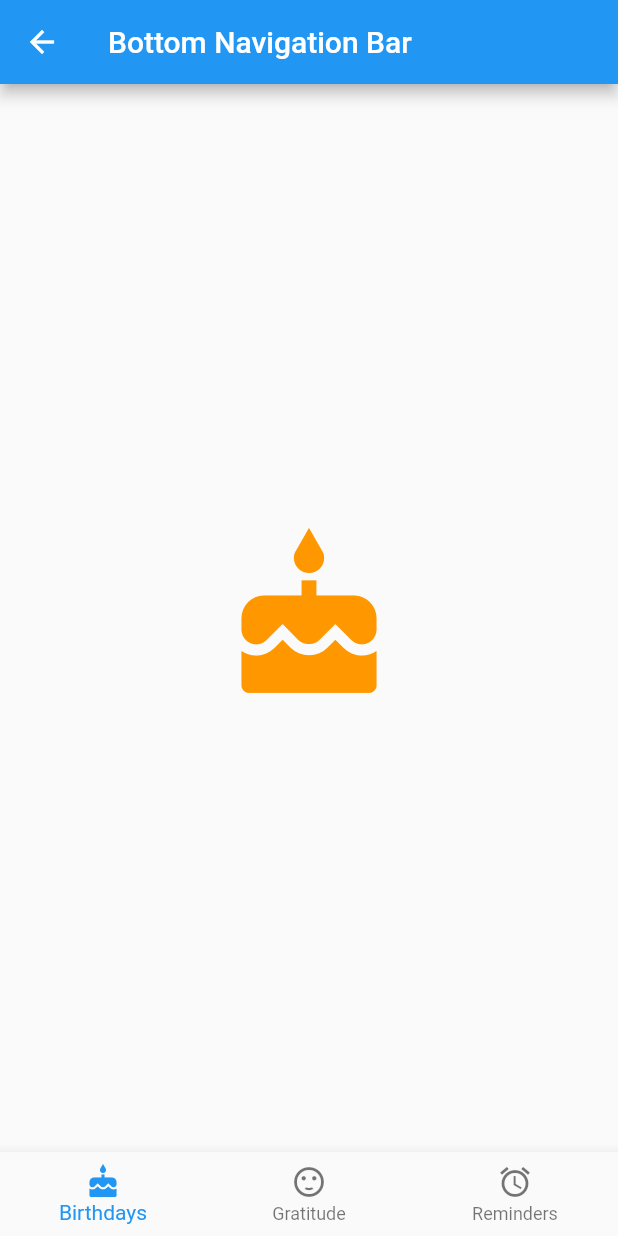
After one commit to ftdevelopper/fluttertest, a Flutter app: the screen it shows after launch, scrolled down 576 dp, after a tap on "Mostrar onceava pantalla", on a phone screen of 412 x 824 dp. The commit adds this screen. Run offline on Flutter 3.47's test engine with Material 2 defaults, Android fonts, the phone set to English and light mode, and no system bars.

Commit message:
Add Eleventh Page BottomAppBar

```diff
--- a/lib/main.dart
+++ b/lib/main.dart
@@ -8,6 +8,7 @@ import 'package:proyect_first/pages/sixth_page.dart';
 import 'package:proyect_first/pages/third_page.dart';
 import 'package:proyect_first/pages/fifth_page.dart';
 import 'pages/eight_page.dart';
+import 'pages/eleventh_page.dart';
 import 'pages/fly_page.dart';
 import 'pages/nineth_page.dart';
 import 'pages/seventh_page.dart';
@@ -34,6 +35,7 @@ class MyApp extends StatelessWidget {
         "knineht":(BuildContext context) => NinethPage(),
         "ktenht":(BuildContext context) => TenthPage(),
         "kfly":(BuildContext context) => FlyPage(),
+        "keleventh":(BuildContext context) => ElevenPage(),
       },
     );
   }
--- /dev/null
+++ b/lib/pages/birthday.dart
@@ -0,0 +1,18 @@
+import 'package:flutter/material.dart';
+
+class Birthdays extends StatelessWidget {
+  const Birthdays({Key? key}) : super(key: key);
+
+  @override
+  Widget build(BuildContext context) {
+    return Scaffold(
+      body: Center(
+        child: Icon(
+          Icons.cake,
+          size: 120.0,
+          color: Colors.orange,
+        )
+      ),
+    );
+  }
+}
--- /dev/null
+++ b/lib/pages/eleventh_page.dart
@@ -0,0 +1,70 @@
+  // ignore_for_file: deprecated_member_use
+
+import 'package:flutter/material.dart';
+import 'birthday.dart';
+import 'gratitude.dart';
+import 'reminders.dart';
+
+class ElevenPage extends StatefulWidget {
+  ElevenPage({Key? key}) : super(key: key);
+
+  @override
+  _ElevenPageState createState() => _ElevenPageState();
+}
+
+class _ElevenPageState extends State<ElevenPage> {
+  int _currentIndex = 0;
+  List _listPages = [];
+  late Widget _currentPage;
+
+  @override
+  void initState(){
+    super.initState();
+
+    _listPages
+    ..add(Birthdays())
+    ..add(Gratitude())
+    ..add(Reminders());
+    _currentPage = Birthdays();
+  }
+
+  void _changePage([int? selectedIndex]){
+    setState((){
+      _currentIndex = selectedIndex!;
+      _currentPage = _listPages[selectedIndex];
+    });
+  }
+
+  @override
+  Widget build(BuildContext context) {
+    return Scaffold(
+       appBar: AppBar(
+         title: Text('Bottom Navigation Bar')
+       ),
+       body: SafeArea(
+          child: Padding(
+            padding: EdgeInsets.all(16.0),
+            child: _currentPage,
+         ),
+       ),
+       bottomNavigationBar: BottomNavigationBar(
+        currentIndex: _currentIndex,
+        items: [
+          BottomNavigationBarItem(
+            icon: Icon(Icons.cake),
+            title: Text('Birthdays'),
+          ),
+          BottomNavigationBarItem(
+            icon: Icon(Icons.sentiment_satisfied),
+            title: Text('Gratitude'),
+          ),
+          BottomNavigationBarItem(
+            icon: Icon(Icons.access_alarm),
+            title: Text('Reminders')
+          ),
+        ],
+        onTap: (selectedIndex) => _changePage(selectedIndex),
+      ),
+    );
+  }
+}
--- a/lib/pages/my_home_page.dart
+++ b/lib/pages/my_home_page.dart
@@ -138,6 +138,12 @@ class _MyHomePageState extends State<MyHomePage> {
                   );
                 }
               ),
+              RaisedButton(
+                child: Text("Mostrar onceava pantalla"),
+                onPressed: (){
+                _showEleventhPage(context);
+               },
+              ),
               Container(
                 height: 800,
                 width: 20,
@@ -205,6 +211,11 @@ class _MyHomePageState extends State<MyHomePage> {
     );
   }
 
+  void _showEleventhPage(BuildContext context) {
+    Navigator.of(context).pushNamed("keleventh"
+    );
+  }
+
   @override
   void initState() {
     super.initState();
--- a/lib/pages/second_page.dart
+++ b/lib/pages/second_page.dart
@@ -1,3 +1,5 @@
+// ignore_for_file: deprecated_member_use
+
 import 'package:flutter/material.dart';
 
 class SecondPage extends StatelessWidget {
```
Also changed, not shown: lib/pages/gratitude.dart (added, +18 -0 lines), lib/pages/reminders.dart (added, +19 -0 lines).
